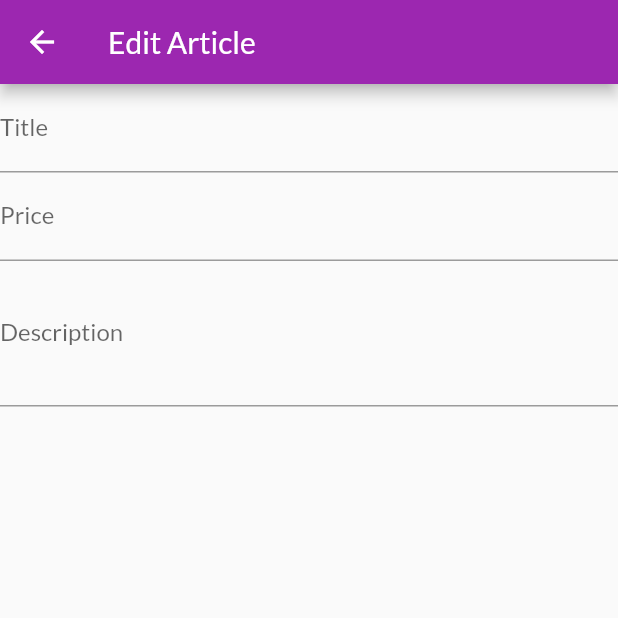
After one commit to TarunKansal0009/ShopApp, a Flutter app: the EditProductScreen screen opened by its route, on a phone screen of 412 x 824 dp, the top half of it. The commit adds this screen. Run offline on Flutter 3.47's test engine with Material 2 defaults, Android fonts, the phone set to English and light mode, and no system bars; network calls fail.

Commit message:
multiple inputs and disposing

```diff
--- a/shop_app/lib/main.dart
+++ b/shop_app/lib/main.dart
@@ -3,6 +3,7 @@ import 'package:shop_app/providers/orders.dart';
 import 'package:shop_app/providers/products.dart';
 import 'package:shop_app/screens/User_product_screen.dart';
 import 'package:shop_app/screens/cart_screen.dart';
+import 'package:shop_app/screens/edit_product_screen.dart';
 import 'package:shop_app/screens/orders_screen.dart';
 import 'package:shop_app/screens/product_detail_screen.dart';
 import 'package:shop_app/screens/product_overview_screen.dart';
@@ -34,6 +35,7 @@ class MyApp extends StatelessWidget {
           CartScreen.routeName: (ctx) => CartScreen(),
           OrderScreen.routeName: (ctx) => OrderScreen(),
           UserProductsScreen.routeName: (ctx) => UserProductsScreen(),
+          EditProductScreen.routeName: (ctx) => EditProductScreen(),
         },
       ),
     );
--- a/shop_app/lib/screens/User_product_screen.dart
+++ b/shop_app/lib/screens/User_product_screen.dart
@@ -1,5 +1,6 @@
 import 'package:flutter/material.dart';
 import 'package:provider/provider.dart';
+import 'package:shop_app/screens/edit_product_screen.dart';
 import 'package:shop_app/widgets/drawer.dart';
 import '../providers/products.dart';
 import '../widgets/User_product_item.dart';
@@ -14,7 +15,9 @@ class UserProductsScreen extends StatelessWidget {
         title: const Text('Your Articles'),
         actions: <Widget>[
           IconButton(
-            onPressed: () {},
+            onPressed: () {
+              Navigator.of(context).pushNamed(EditProductScreen.routeName);
+            },
             icon: const Icon(Icons.add),
           ),
         ],
--- /dev/null
+++ b/shop_app/lib/screens/edit_product_screen.dart
@@ -0,0 +1,58 @@
+import 'package:flutter/material.dart';
+import 'package:flutter/services.dart';
+import 'package:provider/provider.dart';
+
+class EditProductScreen extends StatefulWidget {
+  static const routeName = '/edit-product';
+
+  @override
+  _EditProductScreenState createState() => _EditProductScreenState();
+}
+
+class _EditProductScreenState extends State<EditProductScreen> {
+  final _priceFocusNode = FocusNode();
+  final _DescriptionFocusNode = FocusNode();
+  @override
+  void dispose() {
+    _priceFocusNode.dispose();
+    _DescriptionFocusNode.dispose();
+    super.dispose();
+  }
+
+  @override
+  Widget build(BuildContext context) {
+    return Scaffold(
+      appBar: AppBar(
+        title: Text('Edit Article'),
+      ),
+      body: Form(
+          child: ListView(
+        children: <Widget>[
+          TextFormField(
+            textInputAction: TextInputAction.next,
+            decoration: InputDecoration(labelText: 'Title'),
+          ),
+          TextFormField(
+            textInputAction: TextInputAction.next,
+            decoration: InputDecoration(labelText: 'Price'),
+            keyboardType: TextInputType.number,
+            focusNode: _priceFocusNode,
+            onFieldSubmitted: (_) {
+              FocusScope.of(context).requestFocus(_priceFocusNode);
+            },
+          ),
+          TextFormField(
+            textInputAction: TextInputAction.next,
+            decoration: InputDecoration(labelText: 'Description'),
+            maxLines: 3,
+            focusNode: _DescriptionFocusNode,
+            onFieldSubmitted: (_) {
+              FocusScope.of(context).requestFocus(_DescriptionFocusNode);
+            },
+            keyboardType: TextInputType.multiline,
+          )
+        ],
+      )),
+    );
+  }
+}
```
